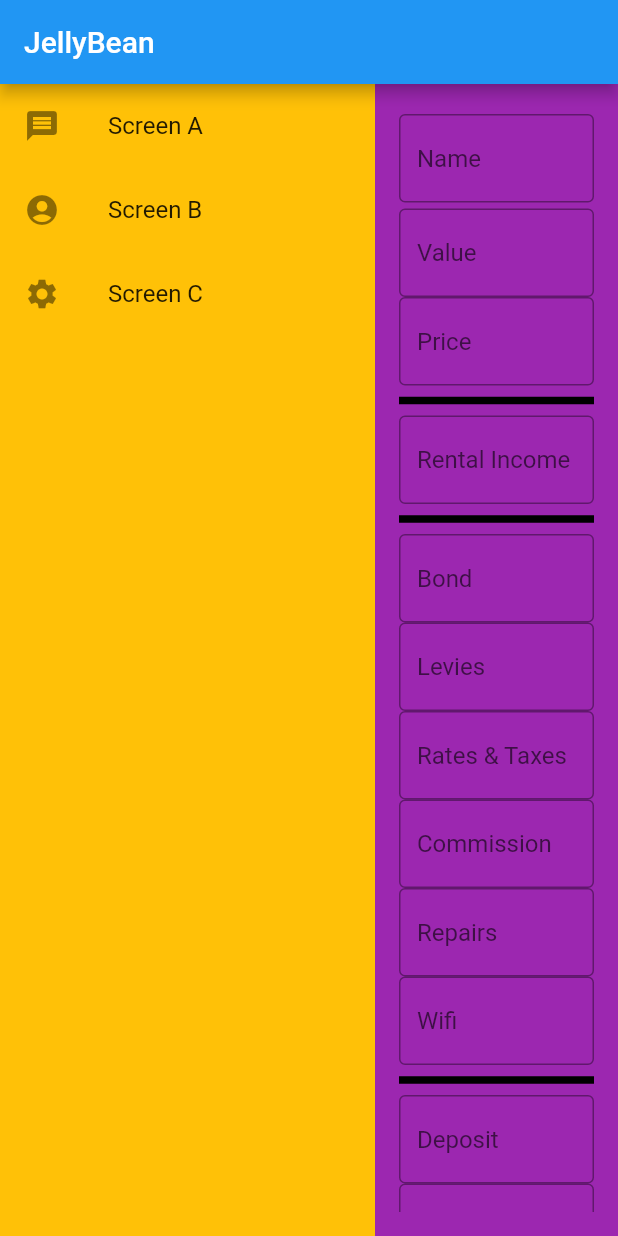
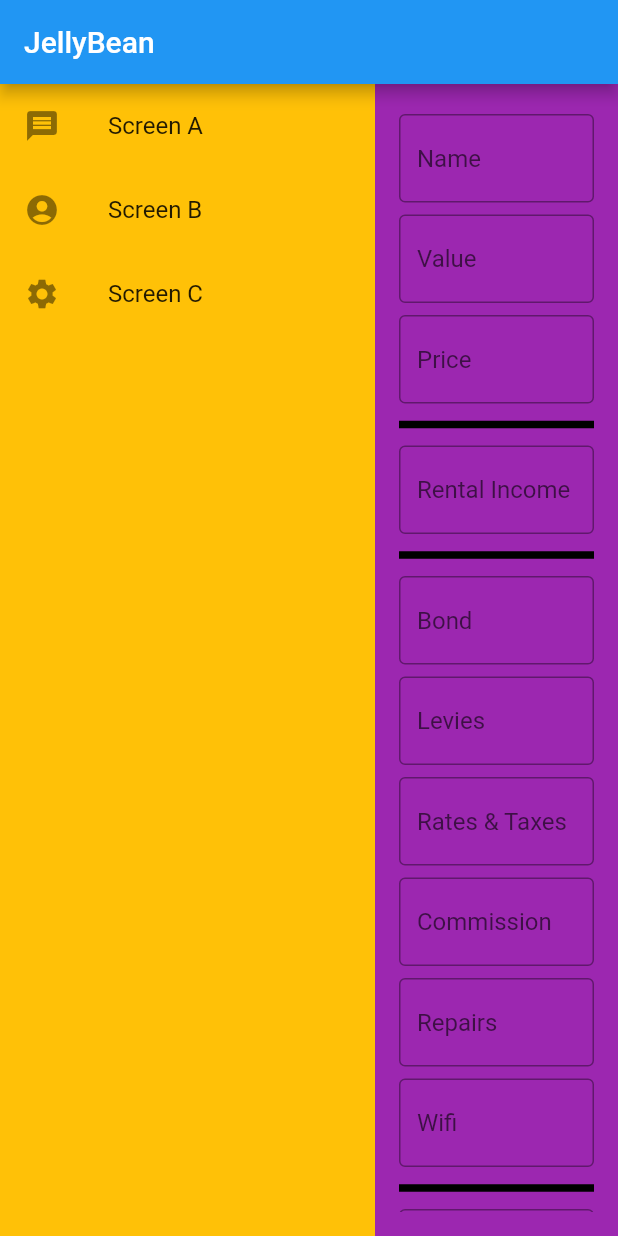
Before and after one commit to meyeroliver/jellybean, a Flutter app: the screen it shows after launch, on a phone screen of 412 x 824 dp. Run offline on Flutter 3.47's test engine with Material 2 defaults, Android fonts, the phone set to English and light mode, and no system bars; our stand-ins replace flutter_riverpod.

Commit message:
refactored form

```diff
--- /dev/null
+++ b/lib/src/presentation/common/widgets/textfield.dart
@@ -0,0 +1,28 @@
+import 'package:flutter/material.dart';
+
+class GTextField extends StatelessWidget {
+  final String hintText;
+  final EdgeInsets margin;
+  final String? Function(String? value)? validator;
+
+  const GTextField({
+    super.key,
+    required this.hintText,
+    required this.margin,
+    this.validator,
+  });
+
+  @override
+  Widget build(BuildContext context) {
+    return Container(
+      margin: margin,
+      child: TextFormField(
+        decoration: InputDecoration(
+          border: const OutlineInputBorder(),
+          hintText: hintText,
+        ),
+        validator: validator,
+      ),
+    );
+  }
+}
--- a/lib/src/presentation/pages/screen_a/widgets/property_form.dart
+++ b/lib/src/presentation/pages/screen_a/widgets/property_form.dart
@@ -1,4 +1,5 @@
 import 'package:flutter/material.dart';
+import 'package:jellybean/src/presentation/common/widgets/textfield.dart';
 
 class PropertyForm extends StatefulWidget {
   const PropertyForm({super.key});
@@ -20,32 +21,18 @@ class _PropertyFormState extends State<PropertyForm> {
       child: Padding(
         padding: const EdgeInsets.all(16.0),
         child: ListView(
-          // mainAxisAlignment: MainAxisAlignment.spaceEvenly,
           children: [
-            const TextField(),
-            TextFormField(
-              decoration: const InputDecoration(
-                border: OutlineInputBorder(),
+            const GTextField(
+              hintText: 'Name',
+              margin: EdgeInsets.symmetric(vertical: 4.0, horizontal: 0),
+            ),
+            const GTextField(
               hintText: 'Value',
+              margin: EdgeInsets.symmetric(vertical: 4, horizontal: 0),
             ),
-              validator: (value) {
-                if (value == null || value.isEmpty) {
-                  return 'Please enter something';
-                }
-                return null;
-              },
-            ),
-            TextFormField(
-              decoration: const InputDecoration(
-                border: OutlineInputBorder(),
+            const GTextField(
               hintText: 'Price',
-              ),
-              validator: (value) {
-                if (value == null || value.isEmpty) {
-                  return 'Please enter something';
-                }
-                return null;
-              },
+              margin: EdgeInsets.symmetric(vertical: 4, horizontal: 0),
             ),
             const Divider(
               height: 20,
@@ -54,17 +41,9 @@ class _PropertyFormState extends State<PropertyForm> {
               endIndent: 0,
               color: Colors.black,
             ),
-            TextFormField(
-              decoration: const InputDecoration(
-                border: OutlineInputBorder(),
+            const GTextField(
               hintText: 'Rental Income',
-              ),
-              validator: (value) {
-                if (value == null || value.isEmpty) {
-                  return 'Please enter something';
-                }
-                return null;
-              },
+              margin: EdgeInsets.symmetric(vertical: 4, horizontal: 0),
             ),
             const Divider(
               height: 20,
@@ -73,77 +52,29 @@ class _PropertyFormState extends State<PropertyForm> {
               endIndent: 0,
               color: Colors.black,
             ),
-            TextFormField(
-              decoration: const InputDecoration(
-                border: OutlineInputBorder(),
+            const GTextField(
               hintText: 'Bond',
+              margin: EdgeInsets.symmetric(vertical: 4, horizontal: 0),
             ),
-              validator: (value) {
-                if (value == null || value.isEmpty) {
-                  return 'Please enter something';
-                }
-                return null;
-              },
+            const GTextField(
+              hintText: 'Levies',
+              margin: EdgeInsets.symmetric(vertical: 4, horizontal: 0),
             ),
-            TextFormField(
-              decoration: const InputDecoration(
-                border: OutlineInputBorder(),
-                hintText: 'Levies',
+            const GTextField(
+              hintText: 'Rates & Taxes',
+              margin: EdgeInsets.symmetric(vertical: 4, horizontal: 0),
             ),
-              validator: (value) {
-                if (value == null || value.isEmpty) {
-                  return 'Please enter something';
-                }
-                return null;
-              },
+            const GTextField(
+              hintText: 'Commission',
+              margin: EdgeInsets.symmetric(vertical: 4, horizontal: 0),
             ),
-            TextFormField(
-              decoration: const InputDecoration(
-                border: OutlineInputBorder(),
-                hintText: 'Rates & Taxes',
+            const GTextField(
+              hintText: 'Repairs',
+              margin: EdgeInsets.symmetric(vertical: 4, horizontal: 0),
             ),
-              validator: (value) {
-                if (value == null || value.isEmpty) {
-                  return 'Please enter something';
-                }
-                return null;
-              },
-            ),
-            TextFormField(
-              decoration: const InputDecoration(
-                border: OutlineInputBorder(),
-                hintText: 'Commission',
-              ),
-              validator: (value) {
-                if (value == null || value.isEmpty) {
-                  return 'Please enter something';
-                }
-                return null;
-              },
-            ),
-            TextFormField(
-              decoration: const InputDecoration(
-                border: OutlineInputBorder(),
-                hintText: 'Repairs',
-              ),
-              validator: (value) {
-                if (value == null || value.isEmpty) {
-                  return 'Please enter something';
-                }
-                return null;
-              },
-            ),
-            TextFormField(
-              decoration: const InputDecoration(
-                border: OutlineInputBorder(),
+            const GTextField(
               hintText: 'Wifi',
-              ),
-              validator: (value) {
-                if (value == null || value.isEmpty) {
-                  return 'Please enter something';
-                }
-                return null;
-              },
+              margin: EdgeInsets.symmetric(vertical: 4, horizontal: 0),
             ),
             const Divider(
               height: 20,
@@ -152,70 +83,34 @@ class _PropertyFormState extends State<PropertyForm> {
               endIndent: 0,
               color: Colors.black,
             ),
-            TextFormField(
-              decoration: const InputDecoration(
-                border: OutlineInputBorder(),
+            const GTextField(
               hintText: 'Deposit',
+              margin: EdgeInsets.symmetric(vertical: 4, horizontal: 0),
             ),
-              validator: (value) {
-                if (value == null || value.isEmpty) {
-                  return 'Please enter something';
+            const GTextField(
+              hintText: 'Bond & Transfer',
+              margin: EdgeInsets.symmetric(vertical: 4, horizontal: 0),
+            ),
+            const GTextField(
+              hintText: 'Initial Setup',
+              margin: EdgeInsets.symmetric(vertical: 4, horizontal: 0),
+            ),
+            ElevatedButton(
+              onPressed: () {
+                // Validate returns true if the form is valid, or false otherwise.
+                if (_properFromKey.currentState!.validate()) {
+                  // If the form is valid, display a snackbar. In the real world,
+                  // you'd often call a server or save the information in a database.
+                  ScaffoldMessenger.of(context).showSnackBar(
+                    const SnackBar(content: Text('Processing Data')),
+                  );
                 }
-                return null;
               },
-            ),
-            TextFormField(
-              decoration: const InputDecoration(
-                border: OutlineInputBorder(),
-                hintText: 'Bond & Transfer',
-              ),
-              validator: (value) {
-                if (value == null || value.isEmpty) {
-                  return 'Please enter something';
-                }
-                return null;
-              },
-            ),
-            TextFormField(
-              decoration: const InputDecoration(
-                border: OutlineInputBorder(),
-                hintText: 'Initial Setup',
-              ),
-              validator: (value) {
-                if (value == null || value.isEmpty) {
-                  return 'Please enter something';
-                }
-                return null;
-              },
-            ),
+              child: const Text('Submit'),
+            )
           ],
         ),
       ),
     );
   }
 }
-
-class TextField extends StatelessWidget {
-  const TextField({
-    super.key,
-  });
-
-  @override
-  Widget build(BuildContext context) {
-    return Container(
-      margin: const EdgeInsets.symmetric(vertical: 4.0, horizontal: 0.0),
-      child: TextFormField(
-        decoration: const InputDecoration(
-          border: OutlineInputBorder(),
-          hintText: 'Name',
-        ),
-        validator: (value) {
-          if (value == null || value.isEmpty) {
-            return 'Please enter something';
-          }
-          return null;
-        },
-      ),
-    );
-  }
-}
```
Lines whose indentation alone changed are shown as unchanged.
